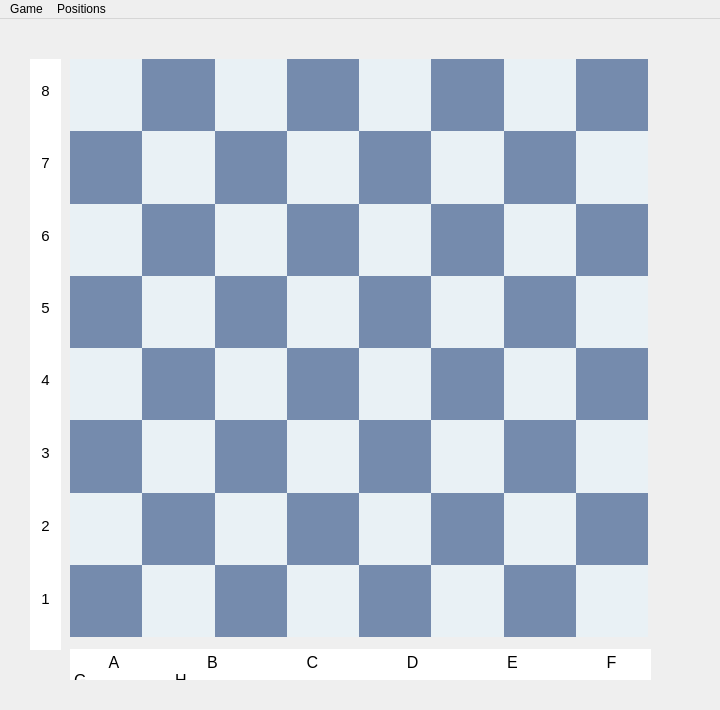
The window that mainwindow.ui (ztaous/ChessQt) describes before a commit, drawn with Qt 5.
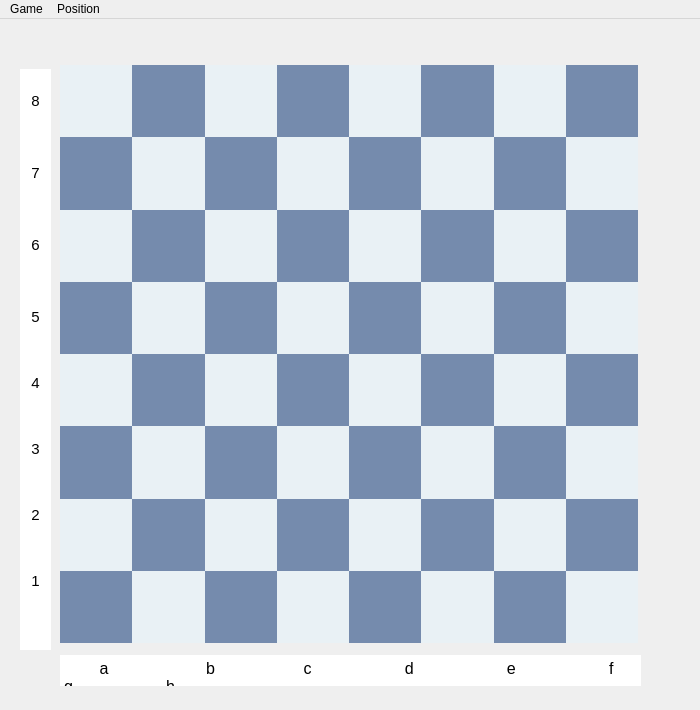
The same window after the commit.

Patch:
```diff
--- a/mainwindow.ui
+++ b/mainwindow.ui
@@ -6,19 +6,19 @@
    <rect>
     <x>0</x>
     <y>0</y>
-    <width>720</width>
+    <width>700</width>
     <height>710</height>
    </rect>
   </property>
   <property name="minimumSize">
    <size>
-    <width>720</width>
+    <width>700</width>
     <height>710</height>
    </size>
   </property>
   <property name="maximumSize">
    <size>
-    <width>720</width>
+    <width>700</width>
     <height>710</height>
    </size>
   </property>
@@ -35,8 +35,8 @@
    <widget class="QWidget" name="gridLayoutWidget_2">
     <property name="geometry">
      <rect>
-      <x>70</x>
-      <y>40</y>
+      <x>60</x>
+      <y>46</y>
       <width>578</width>
       <height>578</height>
      </rect>
@@ -2962,8 +2962,8 @@
    <widget class="QTextEdit" name="horizontal_label">
     <property name="geometry">
      <rect>
-      <x>70</x>
-      <y>630</y>
+      <x>60</x>
+      <y>636</y>
       <width>581</width>
       <height>31</height>
      </rect>
@@ -2988,16 +2988,16 @@
 li.unchecked::marker { content: &quot;\2610&quot;; }
 li.checked::marker { content: &quot;\2612&quot;; }
 &lt;/style&gt;&lt;/head&gt;&lt;body style=&quot; font-family:'Lato'; font-size:12pt; font-weight:400; font-style:normal;&quot;&gt;
-&lt;p style=&quot; margin-top:0px; margin-bottom:0px; margin-left:0px; margin-right:0px; -qt-block-indent:0; text-indent:0px;&quot;&gt;        A                    B                    C                    D                    E                    F                    G                    H&lt;/p&gt;&lt;/body&gt;&lt;/html&gt;</string>
+&lt;p style=&quot; margin-top:0px; margin-bottom:0px; margin-left:0px; margin-right:0px; -qt-block-indent:0; text-indent:0px;&quot;&gt;        a                      b                    c                     d                     e                     f                     g                     h&lt;/p&gt;&lt;/body&gt;&lt;/html&gt;</string>
     </property>
    </widget>
    <widget class="QTextEdit" name="vertical_label">
     <property name="geometry">
      <rect>
-      <x>30</x>
-      <y>40</y>
+      <x>20</x>
+      <y>50</y>
       <width>31</width>
-      <height>591</height>
+      <height>581</height>
      </rect>
     </property>
     <property name="frameShape">
@@ -3031,28 +3031,51 @@
 &lt;p align=&quot;center&quot; style=&quot; margin-top:0px; margin-bottom:0px; margin-left:0px; margin-right:0px; -qt-block-indent:0; text-indent:0px;&quot;&gt;&lt;span style=&quot; font-size:11pt;&quot;&gt;7&lt;/span&gt;&lt;/p&gt;
 &lt;p align=&quot;center&quot; style=&quot;-qt-paragraph-type:empty; margin-top:0px; margin-bottom:0px; margin-left:0px; margin-right:0px; -qt-block-indent:0; text-indent:0px; font-size:11pt;&quot;&gt;&lt;br /&gt;&lt;/p&gt;
 &lt;p align=&quot;center&quot; style=&quot;-qt-paragraph-type:empty; margin-top:0px; margin-bottom:0px; margin-left:0px; margin-right:0px; -qt-block-indent:0; text-indent:0px; font-size:11pt;&quot;&gt;&lt;br /&gt;&lt;/p&gt;
-&lt;p align=&quot;center&quot; style=&quot;-qt-paragraph-type:empty; margin-top:0px; margin-bottom:0px; margin-left:0px; margin-right:0px; -qt-block-indent:0; text-indent:0px;&quot;&gt;&lt;br /&gt;&lt;/p&gt;
+&lt;p align=&quot;center&quot; style=&quot;-qt-paragraph-type:empty; margin-top:0px; margin-bottom:0px; margin-left:0px; margin-right:0px; -qt-block-indent:0; text-indent:0px; font-size:11pt;&quot;&gt;&lt;br /&gt;&lt;/p&gt;
 &lt;p align=&quot;center&quot; style=&quot; margin-top:0px; margin-bottom:0px; margin-left:0px; margin-right:0px; -qt-block-indent:0; text-indent:0px;&quot;&gt;&lt;span style=&quot; font-size:11pt;&quot;&gt;6&lt;/span&gt;&lt;/p&gt;
 &lt;p align=&quot;center&quot; style=&quot;-qt-paragraph-type:empty; margin-top:0px; margin-bottom:0px; margin-left:0px; margin-right:0px; -qt-block-indent:0; text-indent:0px; font-size:11pt;&quot;&gt;&lt;br /&gt;&lt;/p&gt;
 &lt;p align=&quot;center&quot; style=&quot;-qt-paragraph-type:empty; margin-top:0px; margin-bottom:0px; margin-left:0px; margin-right:0px; -qt-block-indent:0; text-indent:0px; font-size:11pt;&quot;&gt;&lt;br /&gt;&lt;/p&gt;
 &lt;p align=&quot;center&quot; style=&quot;-qt-paragraph-type:empty; margin-top:0px; margin-bottom:0px; margin-left:0px; margin-right:0px; -qt-block-indent:0; text-indent:0px; font-size:11pt;&quot;&gt;&lt;br /&gt;&lt;/p&gt;
 &lt;p align=&quot;center&quot; style=&quot; margin-top:0px; margin-bottom:0px; margin-left:0px; margin-right:0px; -qt-block-indent:0; text-indent:0px;&quot;&gt;&lt;span style=&quot; font-size:11pt;&quot;&gt;5&lt;/span&gt;&lt;/p&gt;
 &lt;p align=&quot;center&quot; style=&quot;-qt-paragraph-type:empty; margin-top:0px; margin-bottom:0px; margin-left:0px; margin-right:0px; -qt-block-indent:0; text-indent:0px; font-size:11pt;&quot;&gt;&lt;br /&gt;&lt;/p&gt;
-&lt;p align=&quot;center&quot; style=&quot;-qt-paragraph-type:empty; margin-top:0px; margin-bottom:0px; margin-left:0px; margin-right:0px; -qt-block-indent:0; text-indent:0px; font-size:11pt;&quot;&gt;&lt;br /&gt;&lt;/p&gt;
-&lt;p align=&quot;center&quot; style=&quot;-qt-paragraph-type:empty; margin-top:0px; margin-bottom:0px; margin-left:0px; margin-right:0px; -qt-block-indent:0; text-indent:0px; font-size:11pt;&quot;&gt;&lt;br /&gt;&lt;/p&gt;
+&lt;p align=&quot;center&quot; style=&quot;-qt-paragraph-type:empty; margin-top:0px; margin-bottom:0px; margin-left:0px; margin-right:0px; -qt-block-indent:0; text-indent:0px; font-size:10pt;&quot;&gt;&lt;br /&gt;&lt;/p&gt;
+&lt;p align=&quot;center&quot; style=&quot;-qt-paragraph-type:empty; margin-top:0px; margin-bottom:0px; margin-left:0px; margin-right:0px; -qt-block-indent:0; text-indent:0px; font-size:10pt;&quot;&gt;&lt;br /&gt;&lt;/p&gt;
 &lt;p align=&quot;center&quot; style=&quot; margin-top:0px; margin-bottom:0px; margin-left:0px; margin-right:0px; -qt-block-indent:0; text-indent:0px;&quot;&gt;&lt;span style=&quot; font-size:11pt;&quot;&gt;4&lt;/span&gt;&lt;/p&gt;
 &lt;p align=&quot;center&quot; style=&quot;-qt-paragraph-type:empty; margin-top:0px; margin-bottom:0px; margin-left:0px; margin-right:0px; -qt-block-indent:0; text-indent:0px; font-size:11pt;&quot;&gt;&lt;br /&gt;&lt;/p&gt;
-&lt;p align=&quot;center&quot; style=&quot;-qt-paragraph-type:empty; margin-top:0px; margin-bottom:0px; margin-left:0px; margin-right:0px; -qt-block-indent:0; text-indent:0px; font-size:11pt;&quot;&gt;&lt;br /&gt;&lt;/p&gt;
-&lt;p align=&quot;center&quot; style=&quot;-qt-paragraph-type:empty; margin-top:0px; margin-bottom:0px; margin-left:0px; margin-right:0px; -qt-block-indent:0; text-indent:0px;&quot;&gt;&lt;br /&gt;&lt;/p&gt;
+&lt;p align=&quot;center&quot; style=&quot;-qt-paragraph-type:empty; margin-top:0px; margin-bottom:0px; margin-left:0px; margin-right:0px; -qt-block-indent:0; text-indent:0px; font-size:10pt;&quot;&gt;&lt;br /&gt;&lt;/p&gt;
+&lt;p align=&quot;center&quot; style=&quot;-qt-paragraph-type:empty; margin-top:0px; margin-bottom:0px; margin-left:0px; margin-right:0px; -qt-block-indent:0; text-indent:0px; font-size:10pt;&quot;&gt;&lt;br /&gt;&lt;/p&gt;
 &lt;p align=&quot;center&quot; style=&quot; margin-top:0px; margin-bottom:0px; margin-left:0px; margin-right:0px; -qt-block-indent:0; text-indent:0px;&quot;&gt;&lt;span style=&quot; font-size:11pt;&quot;&gt;3&lt;/span&gt;&lt;/p&gt;
 &lt;p align=&quot;center&quot; style=&quot;-qt-paragraph-type:empty; margin-top:0px; margin-bottom:0px; margin-left:0px; margin-right:0px; -qt-block-indent:0; text-indent:0px; font-size:11pt;&quot;&gt;&lt;br /&gt;&lt;/p&gt;
-&lt;p align=&quot;center&quot; style=&quot;-qt-paragraph-type:empty; margin-top:0px; margin-bottom:0px; margin-left:0px; margin-right:0px; -qt-block-indent:0; text-indent:0px; font-size:11pt;&quot;&gt;&lt;br /&gt;&lt;/p&gt;
-&lt;p align=&quot;center&quot; style=&quot;-qt-paragraph-type:empty; margin-top:0px; margin-bottom:0px; margin-left:0px; margin-right:0px; -qt-block-indent:0; text-indent:0px;&quot;&gt;&lt;br /&gt;&lt;/p&gt;
+&lt;p align=&quot;center&quot; style=&quot;-qt-paragraph-type:empty; margin-top:0px; margin-bottom:0px; margin-left:0px; margin-right:0px; -qt-block-indent:0; text-indent:0px; font-size:10pt;&quot;&gt;&lt;br /&gt;&lt;/p&gt;
+&lt;p align=&quot;center&quot; style=&quot;-qt-paragraph-type:empty; margin-top:0px; margin-bottom:0px; margin-left:0px; margin-right:0px; -qt-block-indent:0; text-indent:0px; font-size:10pt;&quot;&gt;&lt;br /&gt;&lt;/p&gt;
 &lt;p align=&quot;center&quot; style=&quot; margin-top:0px; margin-bottom:0px; margin-left:0px; margin-right:0px; -qt-block-indent:0; text-indent:0px;&quot;&gt;&lt;span style=&quot; font-size:11pt;&quot;&gt;2&lt;/span&gt;&lt;/p&gt;
 &lt;p align=&quot;center&quot; style=&quot;-qt-paragraph-type:empty; margin-top:0px; margin-bottom:0px; margin-left:0px; margin-right:0px; -qt-block-indent:0; text-indent:0px; font-size:11pt;&quot;&gt;&lt;br /&gt;&lt;/p&gt;
-&lt;p align=&quot;center&quot; style=&quot;-qt-paragraph-type:empty; margin-top:0px; margin-bottom:0px; margin-left:0px; margin-right:0px; -qt-block-indent:0; text-indent:0px;&quot;&gt;&lt;br /&gt;&lt;/p&gt;
-&lt;p align=&quot;center&quot; style=&quot;-qt-paragraph-type:empty; margin-top:0px; margin-bottom:0px; margin-left:0px; margin-right:0px; -qt-block-indent:0; text-indent:0px; font-size:11pt;&quot;&gt;&lt;br /&gt;&lt;/p&gt;
-&lt;p align=&quot;center&quot; style=&quot; margin-top:0px; margin-bottom:0px; margin-left:0px; margin-right:0px; -qt-block-indent:0; text-indent:0px;&quot;&gt;&lt;span style=&quot; font-size:11pt;&quot;&gt;1&lt;/span&gt;&lt;/p&gt;&lt;/body&gt;&lt;/html&gt;</string>
+&lt;p align=&quot;center&quot; style=&quot;-qt-paragraph-type:empty; margin-top:0px; margin-bottom:0px; margin-left:0px; margin-right:0px; -qt-block-indent:0; text-indent:0px; font-size:10pt;&quot;&gt;&lt;br /&gt;&lt;/p&gt;
+&lt;p align=&quot;center&quot; style=&quot;-qt-paragraph-type:empty; margin-top:0px; margin-bottom:0px; margin-left:0px; margin-right:0px; -qt-block-indent:0; text-indent:0px; font-size:10pt;&quot;&gt;&lt;br /&gt;&lt;/p&gt;
+&lt;p align=&quot;center&quot; style=&quot; margin-top:0px; margin-bottom:0px; margin-left:0px; margin-right:0px; -qt-block-indent:0; text-indent:0px;&quot;&gt;&lt;span style=&quot; font-size:11pt;&quot;&gt;1&lt;/span&gt;&lt;/p&gt;
+&lt;p align=&quot;center&quot; style=&quot;-qt-paragraph-type:empty; margin-top:0px; margin-bottom:0px; margin-left:0px; margin-right:0px; -qt-block-indent:0; text-indent:0px; font-size:11pt;&quot;&gt;&lt;br /&gt;&lt;/p&gt;&lt;/body&gt;&lt;/html&gt;</string>
+    </property>
+   </widget>
+   <widget class="QLabel" name="gameStatus">
+    <property name="geometry">
+     <rect>
+      <x>140</x>
+      <y>6</y>
+      <width>421</width>
+      <height>31</height>
+     </rect>
+    </property>
+    <property name="font">
+     <font>
+      <pointsize>13</pointsize>
+      <bold>true</bold>
+     </font>
+    </property>
+    <property name="text">
+     <string/>
+    </property>
+    <property name="alignment">
+     <set>Qt::AlignCenter</set>
     </property>
    </widget>
   </widget>
@@ -3061,13 +3084,13 @@
     <rect>
      <x>0</x>
      <y>0</y>
-     <width>720</width>
+     <width>700</width>
      <height>25</height>
     </rect>
    </property>
    <widget class="QMenu" name="menuPositions">
     <property name="title">
-     <string>Positions</string>
+     <string>Position</string>
     </property>
     <addaction name="separator"/>
     <addaction name="actionposition_1"/>
```
